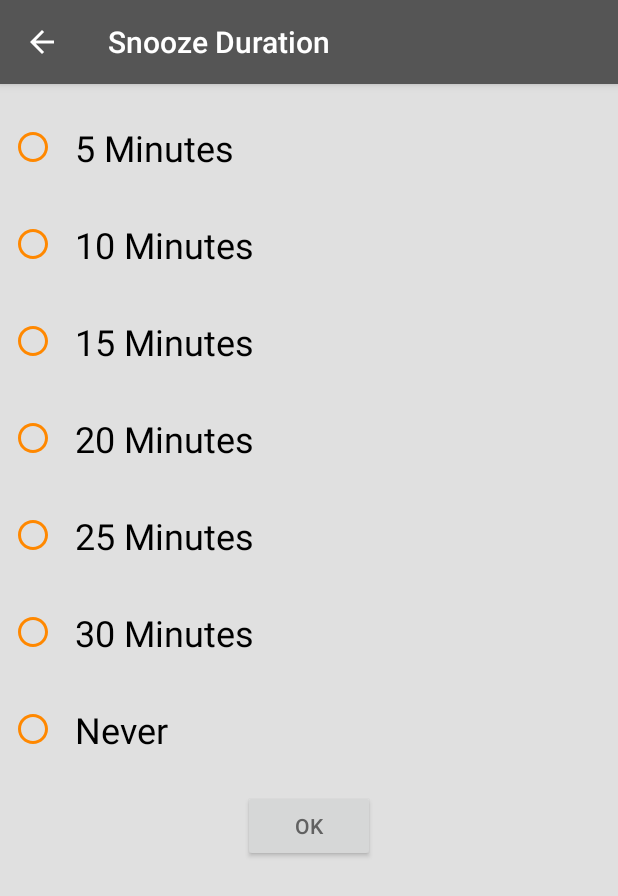
After one commit to sohel2178/RushInAlarm, an Android app: the SnoozeDurationActivity screen opened directly, with no data from a screen before it, on a phone screen of 412 x 824 dp. The commit adds this screen. Shown: the top 896 px of the screen. Run offline under Robolectric (Android 15) with nearby library versions, the phone set to English and light mode, and no system bars.

Commit message:
Third Commit

```diff
--- a/app/build.gradle
+++ b/app/build.gradle
@@ -26,11 +26,11 @@ dependencies {
     androidTestCompile('com.android.support.test.espresso:espresso-core:2.2.2', {
         exclude group: 'com.android.support', module: 'support-annotations'
     })
+    //compile 'com.github.philliphsu:numberpadtimepicker:1.1.1'
     compile 'com.android.support:appcompat-v7:26.+'
     compile 'com.android.support:recyclerview-v7:26.+'
     compile 'com.android.support.constraint:constraint-layout:1.0.2'
     compile 'com.android.support:design:26.+'
     compile 'com.android.support:support-v13:26.+'
-    //compile 'com.github.philliphsu:numberpadtimepicker:1.1.1'
     testCompile 'junit:junit:4.12'
 }
--- a/app/src/main/java/com/example/sohel/rushinalarm/Activities/BaseDetailActivity.java
+++ b/app/src/main/java/com/example/sohel/rushinalarm/Activities/BaseDetailActivity.java
@@ -40,4 +40,10 @@ public class BaseDetailActivity extends AppCompatActivity {
         startActivity(i, transitionActivityOptions.toBundle());
     }
 
+    @SuppressWarnings("unchecked") void transitionToResult(Intent i,int requestCode) {
+        final Pair<View, String>[] pairs = TransitionHelper.createSafeTransitionParticipants(this, true);
+        ActivityOptionsCompat transitionActivityOptions = ActivityOptionsCompat.makeSceneTransitionAnimation(this, pairs);
+        startActivityForResult(i,requestCode, transitionActivityOptions.toBundle());
+    }
+
 }
--- /dev/null
+++ b/app/src/main/java/com/example/sohel/rushinalarm/Activities/SnoozeDurationActivity.java
@@ -0,0 +1,111 @@
+package com.example.sohel.rushinalarm.Activities;
+
+import android.content.Intent;
+import android.support.annotation.IdRes;
+import android.support.v7.app.AppCompatActivity;
+import android.os.Bundle;
+import android.transition.Slide;
+import android.util.Log;
+import android.view.Gravity;
+import android.view.View;
+import android.widget.Button;
+import android.widget.RadioButton;
+import android.widget.RadioGroup;
+
+import com.example.sohel.rushinalarm.R;
+
+public class SnoozeDurationActivity extends BaseDetailActivity implements View.OnClickListener {
+
+    private Button btnOk;
+
+    private RadioButton rb5,rb10,rb15,rb20,rb25,rb30,rbNever;
+
+    private RadioGroup radGroup;
+
+    private int value;
+
+    @Override
+    protected void onCreate(Bundle savedInstanceState) {
+        super.onCreate(savedInstanceState);
+        setContentView(R.layout.activity_snooze_duration);
+
+        setupToolbar();
+        setupWindowAnimations();
+
+        initView();
+    }
+
+    private void initView() {
+        btnOk = (Button) findViewById(R.id.ok);
+        btnOk.setOnClickListener(this);
+
+        // init Radio Button Here
+        rb5 = (RadioButton) findViewById(R.id.rad_5);
+        rb10 = (RadioButton) findViewById(R.id.rad_10);
+        rb15 = (RadioButton) findViewById(R.id.rad_15);
+        rb20 = (RadioButton) findViewById(R.id.rad_20);
+        rb25 = (RadioButton) findViewById(R.id.rad_25);
+        rb30 = (RadioButton) findViewById(R.id.rad_30);
+        rbNever = (RadioButton) findViewById(R.id.rad_never);
+
+        radGroup = (RadioGroup) findViewById(R.id.group);
+        radGroup.setOnCheckedChangeListener(new RadioGroup.OnCheckedChangeListener() {
+            @Override
+            public void onCheckedChanged(RadioGroup radioGroup, @IdRes int i) {
+                Log.d("YYYY",i+"");
+                calculateValue(i);
+            }
+        });
+    }
+
+    private void calculateValue(int i) {
+        switch (i){
+            case R.id.rad_5:
+                value=5;
+                break;
+
+            case R.id.rad_10:
+                value=10;
+                break;
+
+            case R.id.rad_15:
+                value=15;
+                break;
+
+            case R.id.rad_20:
+                value=20;
+                break;
+
+            case R.id.rad_25:
+                value=25;
+                break;
+
+            case R.id.rad_30:
+                value=30;
+                break;
+
+            case R.id.rad_never:
+                value=0;
+                break;
+        }
+    }
+
+    private void setupWindowAnimations() {
+        // Re-enter transition is executed when returning to this activity
+        Slide slideTransition = new Slide();
+        slideTransition.setSlideEdge(Gravity.RIGHT);
+        slideTransition.setDuration(getResources().getInteger(R.integer.anim_duration_long));
+        getWindow().setReenterTransition(slideTransition);
+        getWindow().setExitTransition(slideTransition);
+    }
+
+    @Override
+    public void onClick(View view) {
+
+        Intent intent = new Intent();
+        intent.putExtra("snooze",value);
+        setResult(RESULT_OK,intent);
+        finish();
+
+    }
+}
--- /dev/null
+++ b/app/src/main/res/drawable/radio_drawable.xml
@@ -0,0 +1,8 @@
+<?xml version="1.0" encoding="utf-8"?>
+
+<selector xmlns:android="http://schemas.android.com/apk/res/android" >
+
+    <item android:state_checked="false" android:drawable="@drawable/radio_normal"  />
+    <item android:state_checked="true" android:drawable="@drawable/radio_select"/>
+
+</selector>
--- /dev/null
+++ b/app/src/main/res/drawable/radio_normal.xml
@@ -0,0 +1,9 @@
+<vector xmlns:android="http://schemas.android.com/apk/res/android"
+        android:width="24dp"
+        android:height="24dp"
+        android:viewportWidth="24.0"
+        android:viewportHeight="24.0">
+    <path
+        android:fillColor="@color/sample_yellow"
+        android:pathData="M12,2C6.48,2 2,6.48 2,12s4.48,10 10,10 10,-4.48 10,-10S17.52,2 12,2zM12,20c-4.42,0 -8,-3.58 -8,-8s3.58,-8 8,-8 8,3.58 8,8 -3.58,8 -8,8z"/>
+</vector>
--- /dev/null
+++ b/app/src/main/res/drawable/radio_select.xml
@@ -0,0 +1,9 @@
+<vector xmlns:android="http://schemas.android.com/apk/res/android"
+        android:width="24dp"
+        android:height="24dp"
+        android:viewportWidth="24.0"
+        android:viewportHeight="24.0">
+    <path
+        android:fillColor="@color/sample_blue"
+        android:pathData="M12,7c-2.76,0 -5,2.24 -5,5s2.24,5 5,5 5,-2.24 5,-5 -2.24,-5 -5,-5zM12,2C6.48,2 2,6.48 2,12s4.48,10 10,10 10,-4.48 10,-10S17.52,2 12,2zM12,20c-4.42,0 -8,-3.58 -8,-8s3.58,-8 8,-8 8,3.58 8,8 -3.58,8 -8,8z"/>
+</vector>
--- a/app/src/main/res/layout/activity_add_alarm.xml
+++ b/app/src/main/res/layout/activity_add_alarm.xml
@@ -164,7 +164,8 @@
                 <TextView
                     style="@style/Text.Medium"
                     android:text="@string/snooze_txt"
-                    android:layout_below="@+id/snooze_text"/>
+                    android:layout_below="@+id/snooze_text"
+                    android:id="@+id/snooze"/>
 
             </RelativeLayout>
 
--- /dev/null
+++ b/app/src/main/res/layout/activity_snooze_duration.xml
@@ -0,0 +1,93 @@
+<?xml version="1.0" encoding="utf-8"?>
+<RelativeLayout xmlns:android="http://schemas.android.com/apk/res/android"
+    xmlns:app="http://schemas.android.com/apk/res-auto"
+    xmlns:tools="http://schemas.android.com/tools"
+    android:layout_width="match_parent"
+    android:layout_height="match_parent"
+    tools:context="com.example.sohel.rushinalarm.Activities.SnoozeDurationActivity">
+
+    <android.support.v7.widget.Toolbar
+        android:id="@+id/toolbar"
+        style="@style/MaterialAnimations.TextAppearance.Title"
+        android:layout_width="match_parent"
+        android:layout_height="?android:attr/actionBarSize"
+        android:background="@color/theme_black_primary"
+        android:elevation="@dimen/elevation_header">
+
+        <TextView
+            android:id="@+id/title"
+            style="@style/MaterialAnimations.TextAppearance.Title.Inverse"
+            android:layout_width="wrap_content"
+            android:layout_height="wrap_content"
+            android:layout_gravity="center_vertical|start"
+            android:text="@string/snooze_duration" />
+
+    </android.support.v7.widget.Toolbar>
+
+    <RelativeLayout
+        android:layout_width="match_parent"
+        android:layout_height="match_parent"
+        android:layout_below="@+id/toolbar"
+        android:padding="@dimen/default_padding">
+
+       <!-- <TextView
+            style="@style/Text.Large"
+            android:text="5 minutes"/>-->
+
+        <RadioGroup
+            android:layout_width="match_parent"
+            android:layout_height="wrap_content"
+            android:id="@+id/group"
+            android:orientation="vertical">
+
+            <android.support.v7.widget.AppCompatRadioButton
+                style="@style/MyRadio"
+                android:text="@string/_5_minutes"
+                android:id="@+id/rad_5"/>
+
+            <android.support.v7.widget.AppCompatRadioButton
+                style="@style/MyRadio"
+                android:text="@string/_10_minutes"
+                android:id="@+id/rad_10"/>
+
+            <android.support.v7.widget.AppCompatRadioButton
+                style="@style/MyRadio"
+                android:text="@string/_15_minutes"
+                android:id="@+id/rad_15"/>
+
+            <android.support.v7.widget.AppCompatRadioButton
+                style="@style/MyRadio"
+                android:text="@string/_20_minutes"
+                android:id="@+id/rad_20"/>
+
+            <android.support.v7.widget.AppCompatRadioButton
+                style="@style/MyRadio"
+                android:text="@string/_25_minutes"
+                android:id="@+id/rad_25"/>
+
+            <android.support.v7.widget.AppCompatRadioButton
+                style="@style/MyRadio"
+                android:text="@string/_30_minutes"
+                android:id="@+id/rad_30"/>
+
+            <android.support.v7.widget.AppCompatRadioButton
+                style="@style/MyRadio"
+                android:text="@string/never"
+                android:id="@+id/rad_never"/>
+
+        </RadioGroup>
+
+        <Button
+            android:layout_width="wrap_content"
+            android:layout_height="wrap_content"
+            android:layout_below="@+id/group"
+            android:id="@+id/ok"
+            android:layout_centerHorizontal="true"
+            android:layout_marginTop="@dimen/medium_padding"
+            android:text="@string/ok"/>
+
+    </RelativeLayout>
+
+
+
+</RelativeLayout>
--- a/app/src/main/res/values/strings.xml
+++ b/app/src/main/res/values/strings.xml
@@ -20,4 +20,11 @@
     <string name="hello_blank_fragment">Hello blank fragment</string>
     <string name="cancel">Cancel</string>
     <string name="ok">Ok</string>
+    <string name="_10_minutes">10 Minutes</string>
+    <string name="_5_minutes">5 Minutes</string>
+    <string name="_15_minutes">15 Minutes</string>
+    <string name="_20_minutes">20 Minutes</string>
+    <string name="_25_minutes">25 Minutes</string>
+    <string name="_30_minutes">30 Minutes</string>
+    <string name="never">Never</string>
 </resources>
--- a/app/src/main/res/values/styles.xml
+++ b/app/src/main/res/values/styles.xml
@@ -77,6 +77,14 @@
         <item name="android:layout_margin">10dp</item>
     </style>
 
+    <style name="MyRadio" parent="Base.Widget.AppCompat.CompoundButton.RadioButton">
+        <item name="android:layout_width">match_parent</item>
+        <item name="android:layout_height">wrap_content</item>
+        <item name="android:padding">@dimen/large_padding</item>
+        <item name="android:button">@drawable/radio_drawable</item>
+        <item name="android:textSize">@dimen/large_text_size</item>
+    </style>
+
 
     <style name="MaterialAnimations.Text.Body" parent="Base.TextAppearance.AppCompat.Medium">
         <item name="android:layout_width">wrap_content</item>
```
Also changed, not shown: app/src/main/AndroidManifest.xml (+6 -2 lines), app/src/main/java/com/example/sohel/rushinalarm/Activities/AddAlarmActivity.java (+117 -6 lines), app/src/main/java/com/example/sohel/rushinalarm/Activities/RepeatActivity.java (added, +31 -0 lines), app/src/main/java/com/example/sohel/rushinalarm/Model/AlarmData.java (+6 -5 lines), app/src/main/java/com/example/sohel/rushinalarm/Model/Sound.java (added, +37 -0 lines), app/src/main/res/layout/activity_repeat.xml (added, +27 -0 lines).
